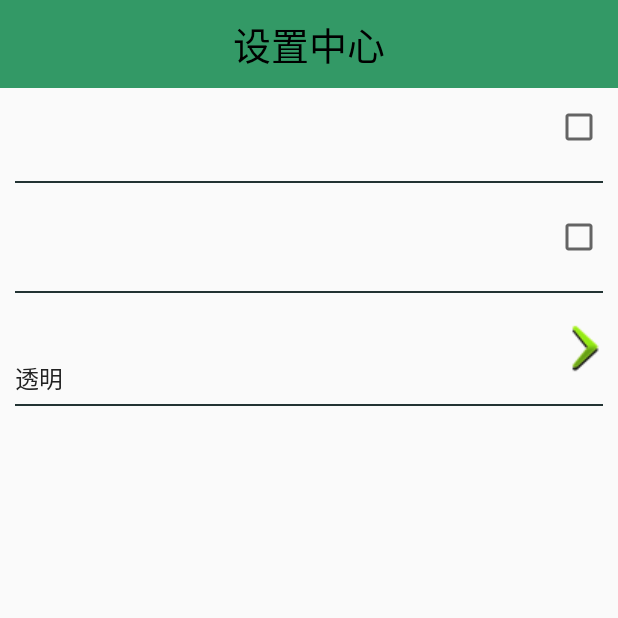
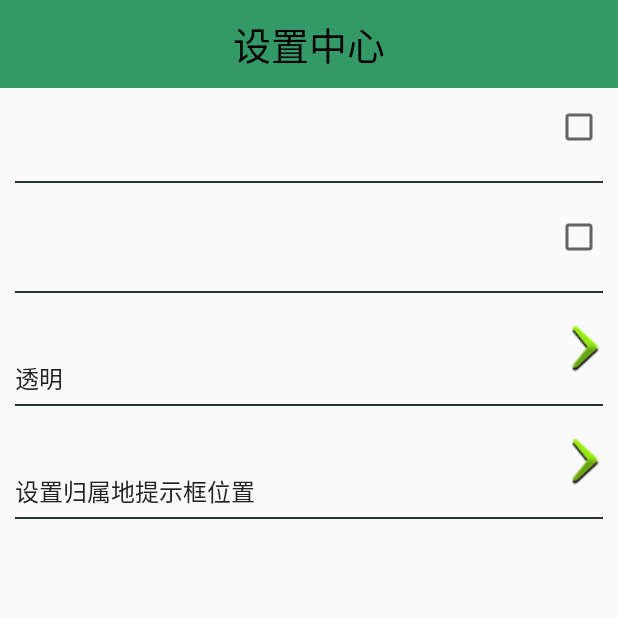
Before and after one commit to RyanYans/RyaMobileSafe, an Android app: the SettingActivity screen opened directly, with no data from a screen before it, on a phone screen of 412 x 824 dp, the top half of it. Run offline under Robolectric (Android 15) with nearby library versions, the phone set to English and light mode, and no system bars.

Commit message:
night - 自定义Toast - Toast提示框位置设置 - 点击事件处理机制 day06

```diff
--- a/app/src/main/AndroidManifest.xml
+++ b/app/src/main/AndroidManifest.xml
@@ -39,6 +39,8 @@
         <activity android:name=".activity.SafeContactActivity" />
         <activity android:name=".activity.AdvToolsActivity" />
         <activity android:name=".activity.AddrQueryActivity" />
+        <activity android:name=".activity.ToastLocationActicity"
+            android:theme="@android:style/Theme.Translucent.NoTitleBar"/>
 
         <receiver android:name=".receiver.BootReceiver">
             <intent-filter >
--- a/app/src/main/java/com/rya/ryamobilesafe/activity/SettingActivity.java
+++ b/app/src/main/java/com/rya/ryamobilesafe/activity/SettingActivity.java
@@ -1,8 +1,11 @@
 package com.rya.ryamobilesafe.activity;
 
 import android.app.Activity;
+import android.app.AlertDialog;
 import android.app.Service;
+import android.content.DialogInterface;
 import android.content.Intent;
+import android.graphics.drawable.Drawable;
 import android.net.Uri;
 import android.os.Build;
 import android.os.Bundle;
@@ -24,6 +27,10 @@ import com.rya.ryamobilesafe.view.SettingItemView;
  */
 public class SettingActivity extends Activity {
 
+    private String[] mDesColor;
+    private int mIndex;
+    private SettingClickView scv_toast_style;
+
     @Override
     protected void onCreate(Bundle savedInstanceState) {
         super.onCreate(savedInstanceState);
@@ -32,18 +39,61 @@ public class SettingActivity extends Activity {
         initUpdate();
         initBelong();
         initToastStyle();
+        initToastLocation();
+    }
+
+    private void initToastLocation() {
+        SettingClickView scv_toast_location = (SettingClickView) findViewById(R.id.scv_toast_location);
+
+        scv_toast_location.setDesc("设置归属地提示框位置");
+        scv_toast_location.setOnClickListener(new View.OnClickListener() {
+            @Override
+            public void onClick(View v) {
+                Intent intent = new Intent(getApplicationContext(), ToastLocationActicity.class);
+                startActivity(intent);
+            }
+        });
     }
 
     private void initToastStyle() {
-        SettingClickView scv_toast_style = (SettingClickView) findViewById(R.id.scv_toast_style);
+        scv_toast_style = (SettingClickView) findViewById(R.id.scv_toast_style);
 
-        //设置描述Toast样式的类型数组
-        String[] des_color = {"透明", "黄色", "蓝色", "灰色", "绿色"};
-        //根据存在SP中的样式号来获取样式类型
-        int index = SPUtil.getInt(getApplicationContext(), ConstantValues.TOAST_STYLE, 0);
-        //通过String[]索引，把Toast样式显示在Des栏中
-        scv_toast_style.setDesc(des_color[index]);
+        //1.设置描述Toast样式的类型数组
+        mDesColor = new String[]{"透明", "黄色", "蓝色", "灰色", "绿色"};
+        //2.根据存在SP中的样式号来获取样式类型
+        mIndex = SPUtil.getInt(getApplicationContext(), ConstantValues.TOAST_STYLE, 0);
+        //3.通过String[]索引，把Toast样式显示在Des栏中
+        scv_toast_style.setDesc(mDesColor[mIndex]);
+        //4.监听点击事件，弹出对话框
+        scv_toast_style.setOnClickListener(new View.OnClickListener() {
+            @Override
+            public void onClick(View v) {
+                showStyleDialog();
+            }
+        });
     }
+
+    private void showStyleDialog() {
+        final AlertDialog.Builder builder = new AlertDialog.Builder(this);
+        builder.setIcon(R.drawable.ic_launcher);
+        builder.setTitle("设置样式");
+        builder.setSingleChoiceItems(mDesColor, mIndex, new DialogInterface.OnClickListener() {
+            @Override
+            public void onClick(DialogInterface dialog, int which) {
+                SPUtil.putInt(getApplicationContext(), ConstantValues.TOAST_STYLE, which);
+                dialog.dismiss();
+                scv_toast_style.setDesc(mDesColor[which]);
+            }
+        });
+        builder.setNegativeButton("取消", new DialogInterface.OnClickListener() {
+            @Override
+            public void onClick(DialogInterface dialog, int which) {
+                dialog.dismiss();
+            }
+        });
+        builder.show();
+    }
+
 
     /**
      * 归属地查询
--- a/app/src/main/java/com/rya/ryamobilesafe/utils/ConstantValues.java
+++ b/app/src/main/java/com/rya/ryamobilesafe/utils/ConstantValues.java
@@ -38,4 +38,10 @@ public class ConstantValues {
     public static final String SAFE_ISOPEN = "safe_isopen";
     public static final String ISBELONG = "isbelong";
     public static final String TOAST_STYLE = "toast_style";
+
+    /**
+     * toast位置的 左上角 点
+     */
+    public static final String TOAST_LOCATION_X = "toast_location_x";
+    public static final String TOAST_LOCATION_Y = "toast_location_y";
 }
--- a/app/src/main/res/layout/activity_setting.xml
+++ b/app/src/main/res/layout/activity_setting.xml
@@ -65,7 +65,13 @@
         android:id="@+id/scv_toast_style"
         android:layout_width="wrap_content"
         android:layout_height="wrap_content"
-        mobilesafe:item_title="归属地弹框显示风格"
+        mobilesafe:item_title="归属地提示框显示风格"
+         />
+    <com.rya.ryamobilesafe.view.SettingClickView xmlns:mobilesafe="http://schemas.android.com/apk/res/com.rya.ryamobilesafe"
+        android:id="@+id/scv_toast_location"
+        android:layout_width="wrap_content"
+        android:layout_height="wrap_content"
+        mobilesafe:item_title="归属地提示框位置"
          />
 
 </LinearLayout>
```
Also changed, not shown: app/src/main/java/com/rya/ryamobilesafe/activity/ToastLocationActicity.java (added, +158 -0 lines), app/src/main/java/com/rya/ryamobilesafe/service/AddressService.java (+13 -0 lines), app/src/main/res/layout/activity_setting_toast_location.xml (added, +33 -0 lines).
